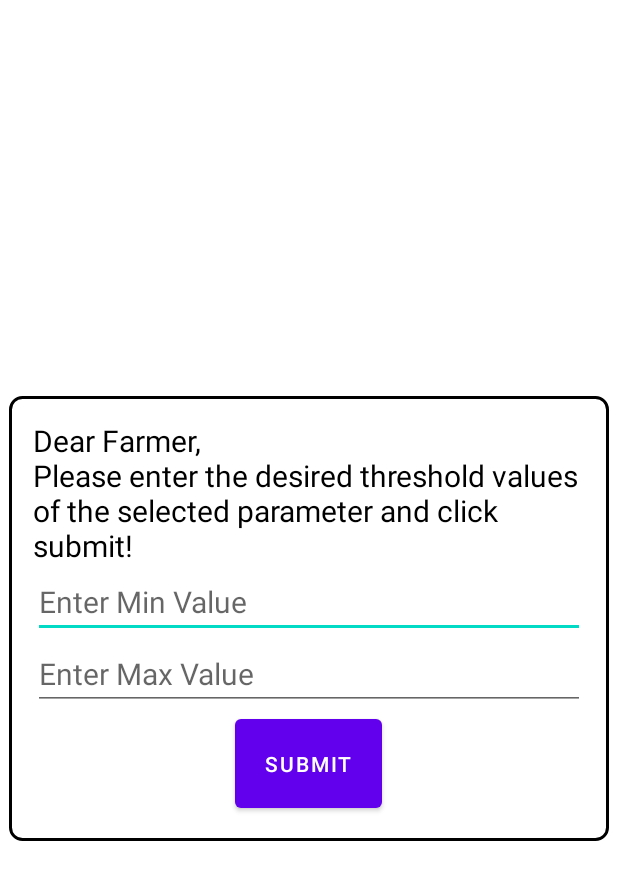
After one commit to negiinj/Hydroponic-farm, an Android app: the layout popup_layout.xml on its own in the app's theme, with its tools: preview values and no code run, on a phone screen of 412 x 824 dp. The commit adds this screen. Shown: the top 880 px of the screen. Run offline under Robolectric (Android 15) with nearby library versions, the phone set to English and light mode, and no system bars.

Commit message:
threshold popup windows

```diff
--- /dev/null
+++ b/app/src/main/res/drawable/rounded_background.xml
@@ -0,0 +1,8 @@
+<!-- res/drawable/rounded_background.xml -->
+<shape xmlns:android="http://schemas.android.com/apk/res/android">
+    <corners android:radius="8dp" />
+    <solid android:color="@android:color/white" />
+    <stroke
+        android:width="2dp"
+    android:color="@android:color/black" />
+</shape>
--- /dev/null
+++ b/app/src/main/res/layout/popup_layout.xml
@@ -0,0 +1,52 @@
+<?xml version="1.0" encoding="utf-8"?>
+<androidx.constraintlayout.widget.ConstraintLayout xmlns:android="http://schemas.android.com/apk/res/android"
+    xmlns:app="http://schemas.android.com/apk/res-auto"
+    xmlns:tools="http://schemas.android.com/tools"
+    android:layout_width="match_parent"
+    android:layout_height="match_parent"
+   >
+    <!-- res/layout/popup_layout.xml -->
+    <LinearLayout
+        android:layout_width="400dp"
+        android:layout_height="wrap_content"
+        android:background="@drawable/rounded_background"
+        android:orientation="vertical"
+        android:padding="16dp"
+        app:layout_constraintBottom_toBottomOf="parent"
+        app:layout_constraintEnd_toEndOf="parent"
+        app:layout_constraintStart_toStartOf="parent"
+        app:layout_constraintTop_toTopOf="parent">
+
+        <TextView
+            android:layout_width="match_parent"
+            android:layout_height="wrap_content"
+            android:text="Dear Farmer,\nPlease enter the desired threshold values of the selected parameter and click submit!"
+            android:textSize="20dp"
+            android:textColor="@color/black">
+        </TextView>
+
+        <EditText
+            android:id="@+id/minEditText"
+            android:layout_width="match_parent"
+            android:textSize="20dp"
+            android:layout_height="wrap_content"
+            android:hint="Enter Min Value" />
+
+        <EditText
+            android:id="@+id/maxEditText"
+            android:layout_width="match_parent"
+            android:textSize="20dp"
+            android:layout_height="wrap_content"
+            android:hint="Enter Max Value" />
+
+        <Button
+            android:id="@+id/submitButton"
+            android:layout_width="wrap_content"
+            android:padding="20dp"
+            android:layout_gravity="center"
+            android:layout_height="wrap_content"
+            android:text="Submit" />
+    </LinearLayout>
+
+
+</androidx.constraintlayout.widget.ConstraintLayout>
```
Also changed, not shown: app/src/main/java/com/example/hydroponic_farm/MainActivity.java (+66 -0 lines), app/src/main/res/layout/activity_main.xml (+9 -0 lines).
